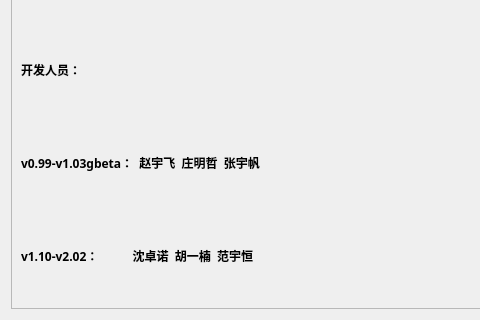
Before: the Qt Designer form AboutDialog.ui in hackermmzz/new-aoe, drawn with Qt 5; both pictures show x 0 to 480 and y 180 to 500 of the 600 by 500 pixel window.
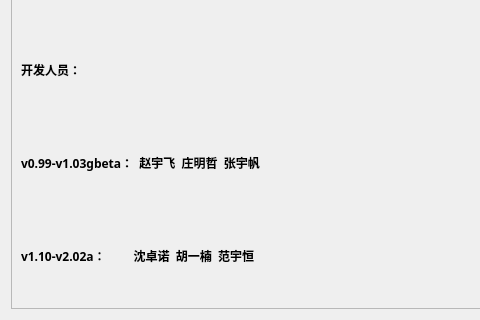
After: the same form once the commit is applied.

What changed in the file:
```diff
--- a/AboutDialog.ui
+++ b/AboutDialog.ui
@@ -109,7 +109,7 @@
           </font>
          </property>
          <property name="text">
-          <string>v1.10-v2.02：           沈卓诺  胡一楠  范宇恒</string>
+          <string>v1.10-v2.02a：         沈卓诺  胡一楠  范宇恒</string>
          </property>
         </widget>
        </item>
```
